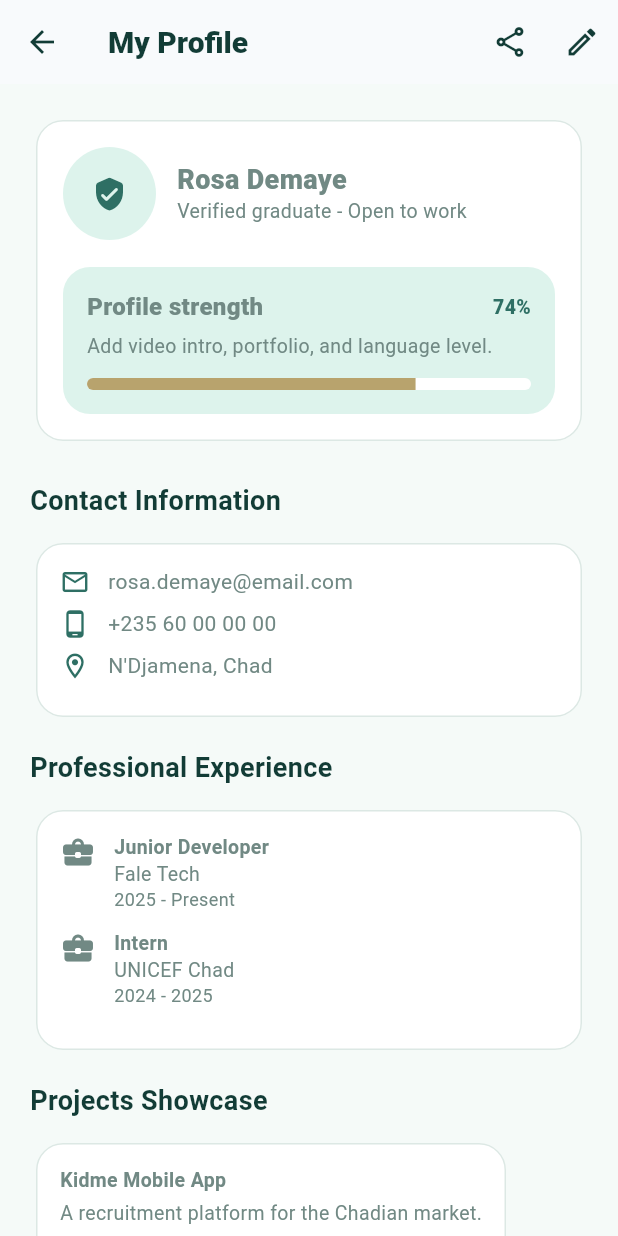
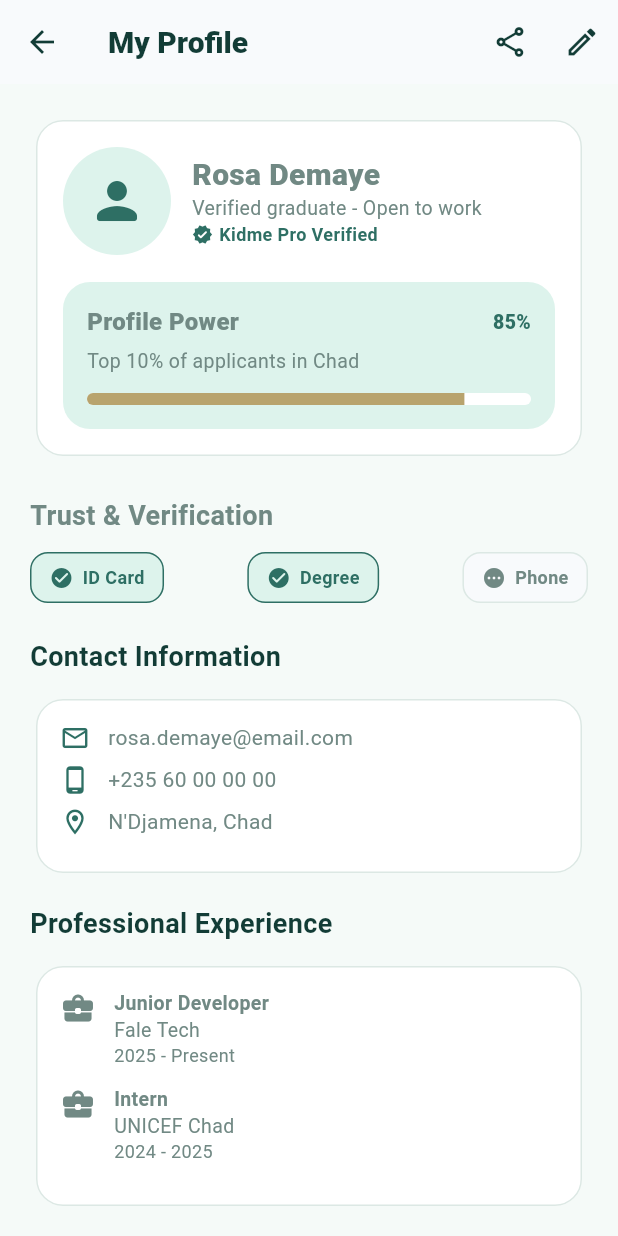
Before and after one commit to Rosa-Demaye/kidme_mobile_app, a Flutter app: the _ProfileTab screen opened directly, on a phone screen of 412 x 824 dp. Run offline on Flutter 3.47's test engine with Material 3 defaults, Android fonts, the phone set to English and light mode, and no system bars; our stand-ins replace supabase_flutter; accounts and stored records are empty.

Commit message:
feat: complete professional startup ecosystem for Kidme Chad

```diff
--- a/lib/screens/job_feed_screen.dart
+++ b/lib/screens/job_feed_screen.dart
@@ -6,6 +6,7 @@ import '../features/cv_builder/screens/cv_builder_screen.dart';
 import '../features/events/screens/calendar_screen.dart';
 import '../features/events/screens/events_for_you_screen.dart';
 import '../features/jobs/models/job_model.dart';
+import '../features/learning_hub/screens/learning_hub_screen.dart';
 import '../features/notifications/screens/notifications_screen.dart';
 import '../features/portfolio/screens/portfolio_screen.dart';
 import '../features/skills/screens/skill_gap_analyzer_screen.dart';
@@ -40,16 +41,15 @@ class _JobFeedScreenState extends State<JobFeedScreen> {
           children: [
             _HomeTab(jobsFuture: _jobsFuture),
             const EventsForYouScreen(),
+            const LearningHubScreen(),
             const ConversationListScreen(),
             const _ProfileTab(),
-            const CalendarScreen(), // Index 4, hidden from main nav but accessible
+            const CalendarScreen(),
           ],
         ),
       ),
       bottomNavigationBar: NavigationBar(
-        selectedIndex: _tabIndex == 4
-            ? 1
-            : _tabIndex, // Map Calendar to Events slot highlight
+        selectedIndex: _tabIndex >= 4 ? 1 : _tabIndex,
         onDestinationSelected: (index) {
           setState(() {
             _tabIndex = index;
@@ -67,6 +67,11 @@ class _JobFeedScreenState extends State<JobFeedScreen> {
             icon: Icon(Icons.explore_outlined),
             selectedIcon: Icon(Icons.explore_rounded),
             label: 'Events',
+          ),
+          NavigationDestination(
+            icon: Icon(Icons.school_outlined),
+            selectedIcon: Icon(Icons.school_rounded),
+            label: 'Learning',
           ),
           NavigationDestination(
             icon: Icon(Icons.chat_bubble_outline_rounded),
@@ -123,7 +128,7 @@ class _HomeTab extends StatelessWidget {
                     const SizedBox(height: 18),
                     const TextField(
                       decoration: InputDecoration(
-                        hintText: 'Search role, organization, or city',
+                        hintText: 'Search NGO, Oil, Banking...',
                         prefixIcon: Icon(Icons.search_rounded),
                       ),
                     ),
@@ -134,7 +139,7 @@ class _HomeTab extends StatelessWidget {
                       children: [
                         Expanded(
                           child: Text(
-                            'Featured jobs',
+                            'Smart recommendations',
                             style: Theme.of(context).textTheme.titleLarge,
                           ),
                         ),
@@ -236,7 +241,7 @@ class _HeroPanel extends StatelessWidget {
                     backgroundColor: AppColors.goldAccent,
                     foregroundColor: AppColors.primaryNavy,
                   ),
-                  child: const Text('Create profile'),
+                  child: const Text('Complete profile'),
                 ),
               ),
               const SizedBox(width: 12),
@@ -266,10 +271,11 @@ class _CategoryChips extends StatelessWidget {
     const categories = [
       'All',
       'NGO',
-      'Tech',
-      'Finance',
+      'Oil & Gas',
+      'Telecom',
+      'Banking',
       'Remote',
-      'Internship',
+      'Gov',
     ];
     return SizedBox(
       height: 38,
@@ -310,6 +316,11 @@ class JobDetailScreen extends StatelessWidget {
           IconButton(
             onPressed: () {},
             icon: const Icon(Icons.bookmark_border_rounded),
+          ),
+          IconButton(
+            onPressed: () {},
+            icon: const Icon(Icons.report_problem_outlined, color: Colors.red),
+            tooltip: 'Report Scam',
           ),
         ],
       ),
@@ -394,10 +405,25 @@ class JobDetailScreen extends StatelessWidget {
             ),
           ],
           const SizedBox(height: 24),
-          ElevatedButton.icon(
-            onPressed: () {},
-            icon: const Icon(Icons.send_rounded),
-            label: const Text('Apply now'),
+          Row(
+            children: [
+              Expanded(
+                child: ElevatedButton.icon(
+                  onPressed: () {},
+                  icon: const Icon(Icons.send_rounded),
+                  label: const Text('Apply now'),
+                ),
+              ),
+              const SizedBox(width: 12),
+              IconButton.filled(
+                onPressed: () {},
+                icon: const Icon(Icons.chat_rounded),
+                style: IconButton.styleFrom(
+                  backgroundColor: const Color(0xFF25D366),
+                ),
+                tooltip: 'Contact via WhatsApp',
+              ),
+            ],
           ),
         ],
       ),
@@ -427,12 +453,15 @@ class _ApplicationsTabState extends State<_ApplicationsTab> {
     return ListView(
       padding: const EdgeInsets.all(20),
       children: [
-        Text('Saved jobs', style: Theme.of(context).textTheme.headlineSmall),
+        Text(
+          'Application Status',
+          style: Theme.of(context).textTheme.headlineSmall,
+        ),
         const SizedBox(height: 14),
         const _ProgressCard(
-          title: 'Application kit',
-          subtitle: 'Upload diploma, national ID, and recent criminal record.',
-          progress: 0.62,
+          title: 'Profile Readiness',
+          subtitle: 'Verify your ID and Degree to reach 100%.',
+          progress: 0.85,
         ),
         const SizedBox(height: 14),
         FutureBuilder<List<Map<String, dynamic>>>(
@@ -539,50 +568,9 @@ class _ProfileTab extends StatelessWidget {
       body: ListView(
         padding: const EdgeInsets.all(20),
         children: [
-          const Card(
-            child: Padding(
-              padding: EdgeInsets.all(18),
-              child: Column(
-                crossAxisAlignment: CrossAxisAlignment.start,
-                children: [
-                  Row(
-                    children: [
-                      CircleAvatar(
-                        radius: 31,
-                        backgroundColor: AppColors.blueMist,
-                        child: Icon(
-                          Icons.verified_user_rounded,
-                          color: AppColors.professionalBlue,
-                        ),
-                      ),
-                      SizedBox(width: 14),
-                      Expanded(
-                        child: Column(
-                          crossAxisAlignment: CrossAxisAlignment.start,
-                          children: [
-                            Text(
-                              'Rosa Demaye',
-                              style: TextStyle(
-                                fontWeight: FontWeight.w900,
-                                fontSize: 18,
-                              ),
-                            ),
-                            Text('Verified graduate - Open to work'),
-                          ],
-                        ),
-                      ),
-                    ],
-                  ),
-                  SizedBox(height: 18),
-                  _ProgressCard(
-                    title: 'Profile strength',
-                    subtitle: 'Add video intro, portfolio, and language level.',
-                    progress: 0.74,
-                  ),
-                ],
-              ),
-            ),
-          ),
+          const _ProfileHeaderCard(),
+          const SizedBox(height: 24),
+          const _VerificationBadgeSection(),
           const SizedBox(height: 24),
           _ProfileSection(
             title: 'Contact Information',
@@ -623,36 +611,47 @@ class _ProfileTab extends StatelessWidget {
           ),
           const SizedBox(height: 18),
           _ProfileSection(
-            title: 'Projects Showcase',
-            child: Column(
+            title: 'Languages',
+            child: Row(
               children: const [
-                _ProjectItem(
-                  title: 'Kidme Mobile App',
-                  description: 'A recruitment platform for the Chadian market.',
+                _TechChip(
+                  label: 'French (Native)',
+                  color: AppColors.primaryNavy,
                 ),
-                _ProjectItem(
-                  title: 'Local NGO Tracker',
-                  description: 'Real-time tracking of humanitarian aid.',
+                SizedBox(width: 8),
+                _TechChip(
+                  label: 'Arabic (Bilingual)',
+                  color: AppColors.primaryNavy,
                 ),
+                SizedBox(width: 8),
+                _TechChip(label: 'English (B2)', color: AppColors.primaryNavy),
               ],
             ),
           ),
           const SizedBox(height: 24),
           const Text(
-            'Platform Features',
+            'Achievements & Growth',
             style: TextStyle(fontWeight: FontWeight.bold, fontSize: 18),
           ),
           const SizedBox(height: 12),
-          const _ProfileFeature(
-            icon: Icons.verified_outlined,
-            title: 'Professional verification',
-            subtitle: 'ID, diploma, phone, email, and certificate checks.',
-            status: '3/5 verified',
+          const _BadgeGrid(),
+          const SizedBox(height: 24),
+          const Text(
+            'Expert Ecosystem Tools',
+            style: TextStyle(fontWeight: FontWeight.bold, fontSize: 18),
+          ),
+          const SizedBox(height: 12),
+          _ProfileFeature(
+            icon: Icons.video_camera_front_outlined,
+            title: 'Video Introduction',
+            subtitle: 'Pitch yourself in French or Arabic.',
+            status: 'Add video',
+            onTap: () {},
           ),
           _ProfileFeature(
             icon: Icons.description_outlined,
-            title: 'AI CV builder',
-            subtitle: 'Export an ATS-friendly PDF from profile data.',
+            title: 'AI CV Builder',
+            subtitle: 'Export an ATS-friendly PDF.',
             status: 'Draft ready',
             onTap: () {
               Navigator.of(context).push(
@@ -660,17 +659,10 @@ class _ProfileTab extends StatelessWidget {
               );
             },
           ),
-          const _ProfileFeature(
-            icon: Icons.video_camera_front_outlined,
-            title: 'Video introduction',
-            subtitle: 'Record a short pitch in French, English, or Arabic.',
-            status: 'Add video',
-          ),
           _ProfileFeature(
             icon: Icons.workspaces_outline,
             title: 'Portfolio and projects',
-            subtitle:
-                'GitHub links, certificates, project images, and research.',
+            subtitle: 'GitHub links, project images, and research.',
             status: '2 projects',
             onTap: () {
               Navigator.of(context).push(
@@ -681,7 +673,7 @@ class _ProfileTab extends StatelessWidget {
           _ProfileFeature(
             icon: Icons.psychology_alt_outlined,
             title: 'Skill gap analyzer',
-            subtitle: 'See missing skills before applying to a role.',
+            subtitle: 'See missing skills for your dream role.',
             status: '70% ready',
             onTap: () {
               Navigator.of(context).push(
@@ -691,31 +683,201 @@ class _ProfileTab extends StatelessWidget {
               );
             },
           ),
-          const _ProfileFeature(
-            icon: Icons.timeline_rounded,
-            title: 'Application tracking',
-            subtitle: 'Applied, viewed, shortlisted, interview, accepted.',
-            status: '6 active',
-          ),
           const SizedBox(height: 24),
           ElevatedButton.icon(
             onPressed: () {
-              // Internal navigation to Schedule index
               (context.findAncestorStateOfType<_JobFeedScreenState>())
                   ?.setState(() {
                     (context.findAncestorStateOfType<_JobFeedScreenState>())
                             ?._tabIndex =
-                        4;
+                        5;
                   });
             },
             icon: const Icon(Icons.calendar_month_rounded),
-            label: const Text('View My Schedule'),
+            label: const Text('Open My Calendar'),
             style: ElevatedButton.styleFrom(
               backgroundColor: AppColors.primaryNavy,
             ),
           ),
         ],
       ),
+    );
+  }
+}
+
+class _ProfileHeaderCard extends StatelessWidget {
+  const _ProfileHeaderCard();
+
+  @override
+  Widget build(BuildContext context) {
+    return Card(
+      child: Padding(
+        padding: const EdgeInsets.all(18),
+        child: Column(
+          children: [
+            Row(
+              children: [
+                const CircleAvatar(
+                  radius: 36,
+                  backgroundColor: AppColors.blueMist,
+                  child: Icon(
+                    Icons.person_rounded,
+                    size: 40,
+                    color: AppColors.professionalBlue,
+                  ),
+                ),
+                const SizedBox(width: 14),
+                Expanded(
+                  child: Column(
+                    crossAxisAlignment: CrossAxisAlignment.start,
+                    children: [
+                      const Text(
+                        'Rosa Demaye',
+                        style: TextStyle(
+                          fontWeight: FontWeight.w900,
+                          fontSize: 20,
+                        ),
+                      ),
+                      const Text('Verified graduate - Open to work'),
+                      Row(
+                        children: const [
+                          Icon(
+                            Icons.verified_rounded,
+                            size: 14,
+                            color: AppColors.professionalBlue,
+                          ),
+                          SizedBox(width: 4),
+                          Text(
+                            'Kidme Pro Verified',
+                            style: TextStyle(
+                              fontSize: 12,
+                              fontWeight: FontWeight.bold,
+                              color: AppColors.professionalBlue,
+                            ),
+                          ),
+                        ],
+                      ),
+                    ],
+                  ),
+                ),
+              ],
+            ),
+            const SizedBox(height: 18),
+            const _ProgressCard(
+              title: 'Profile Power',
+              subtitle: 'Top 10% of applicants in Chad',
+              progress: 0.85,
+            ),
+          ],
+        ),
+      ),
+    );
+  }
+}
+
+class _VerificationBadgeSection extends StatelessWidget {
+  const _VerificationBadgeSection();
+
+  @override
+  Widget build(BuildContext context) {
+    return Column(
+      crossAxisAlignment: CrossAxisAlignment.start,
+      children: [
+        const Text(
+          'Trust & Verification',
+          style: TextStyle(fontWeight: FontWeight.bold, fontSize: 18),
+        ),
+        const SizedBox(height: 12),
+        Row(
+          mainAxisAlignment: MainAxisAlignment.spaceBetween,
+          children: const [
+            _VerificationBadge(label: 'ID Card', isVerified: true),
+            _VerificationBadge(label: 'Degree', isVerified: true),
+            _VerificationBadge(label: 'Phone', isVerified: false),
+          ],
+        ),
+      ],
+    );
+  }
+}
+
+class _VerificationBadge extends StatelessWidget {
+  final String label;
+  final bool isVerified;
+  const _VerificationBadge({required this.label, required this.isVerified});
+
+  @override
+  Widget build(BuildContext context) {
+    return Container(
+      padding: const EdgeInsets.symmetric(horizontal: 12, vertical: 8),
+      decoration: BoxDecoration(
+        color: isVerified ? AppColors.softMint : AppColors.softWhite,
+        borderRadius: BorderRadius.circular(12),
+        border: Border.all(
+          color: isVerified ? AppColors.emerald : AppColors.cardBorder,
+        ),
+      ),
+      child: Row(
+        children: [
+          Icon(
+            isVerified ? Icons.check_circle_rounded : Icons.pending_rounded,
+            size: 16,
+            color: isVerified ? AppColors.emerald : AppColors.softGrey,
+          ),
+          const SizedBox(width: 6),
+          Text(
+            label,
+            style: TextStyle(
+              fontSize: 12,
+              fontWeight: FontWeight.bold,
+              color: isVerified ? AppColors.emerald : AppColors.softGrey,
+            ),
+          ),
+        ],
+      ),
+    );
+  }
+}
+
+class _BadgeGrid extends StatelessWidget {
+  const _BadgeGrid();
+
+  @override
+  Widget build(BuildContext context) {
+    return Row(
+      mainAxisAlignment: MainAxisAlignment.spaceAround,
+      children: const [
+        _AchievementBadge(icon: Icons.verified_user_rounded, label: 'Verified'),
+        _AchievementBadge(icon: Icons.speed_rounded, label: 'Fast'),
+        _AchievementBadge(icon: Icons.emoji_events_rounded, label: 'Top 1%'),
+      ],
+    );
+  }
+}
+
+class _AchievementBadge extends StatelessWidget {
+  final IconData icon;
+  final String label;
+  const _AchievementBadge({required this.icon, required this.label});
+
+  @override
+  Widget build(BuildContext context) {
+    return Column(
+      children: [
+        Container(
+          padding: const EdgeInsets.all(12),
+          decoration: const BoxDecoration(
+            color: AppColors.warmMist,
+            shape: BoxShape.circle,
+          ),
+          child: Icon(icon, color: AppColors.goldAccent),
+        ),
+        const SizedBox(height: 4),
+        Text(
+          label,
+          style: const TextStyle(fontSize: 12, fontWeight: FontWeight.w600),
+        ),
+      ],
     );
   }
 }
@@ -815,31 +977,6 @@ class _ExperienceItem extends StatelessWidget {
                 ),
               ],
             ),
-          ),
-        ],
-      ),
-    );
-  }
-}
-
-class _ProjectItem extends StatelessWidget {
-  final String title;
-  final String description;
-
-  const _ProjectItem({required this.title, required this.description});
-
-  @override
-  Widget build(BuildContext context) {
-    return Padding(
-      padding: const EdgeInsets.only(bottom: 12.0),
-      child: Column(
-        crossAxisAlignment: CrossAxisAlignment.start,
-        children: [
-          Text(title, style: const TextStyle(fontWeight: FontWeight.bold)),
-          const SizedBox(height: 4),
-          Text(
-            description,
-            style: const TextStyle(color: AppColors.softGrey, fontSize: 13),
           ),
         ],
       ),
@@ -1137,3 +1274,30 @@ class _CandidateRow extends StatelessWidget {
     );
   }
 }
+
+class _TechChip extends StatelessWidget {
+  final String label;
+  final Color color;
+
+  const _TechChip({required this.label, required this.color});
+
+  @override
+  Widget build(BuildContext context) {
+    return Container(
+      padding: const EdgeInsets.symmetric(horizontal: 10, vertical: 4),
+      decoration: BoxDecoration(
+        color: color.withOpacity(0.1),
+        borderRadius: BorderRadius.circular(8),
+        border: Border.all(color: color.withOpacity(0.2)),
+      ),
+      child: Text(
+        label,
+        style: TextStyle(
+          fontSize: 12,
+          fontWeight: FontWeight.bold,
+          color: color,
+        ),
+      ),
+    );
+  }
+}
```
Also changed, not shown: lib/core/services/supabase_service.dart (+52 -13 lines), lib/features/learning_hub/screens/learning_hub_screen.dart (added, +192 -0 lines), lib/widgets/job_card.dart (+44 -3 lines).
